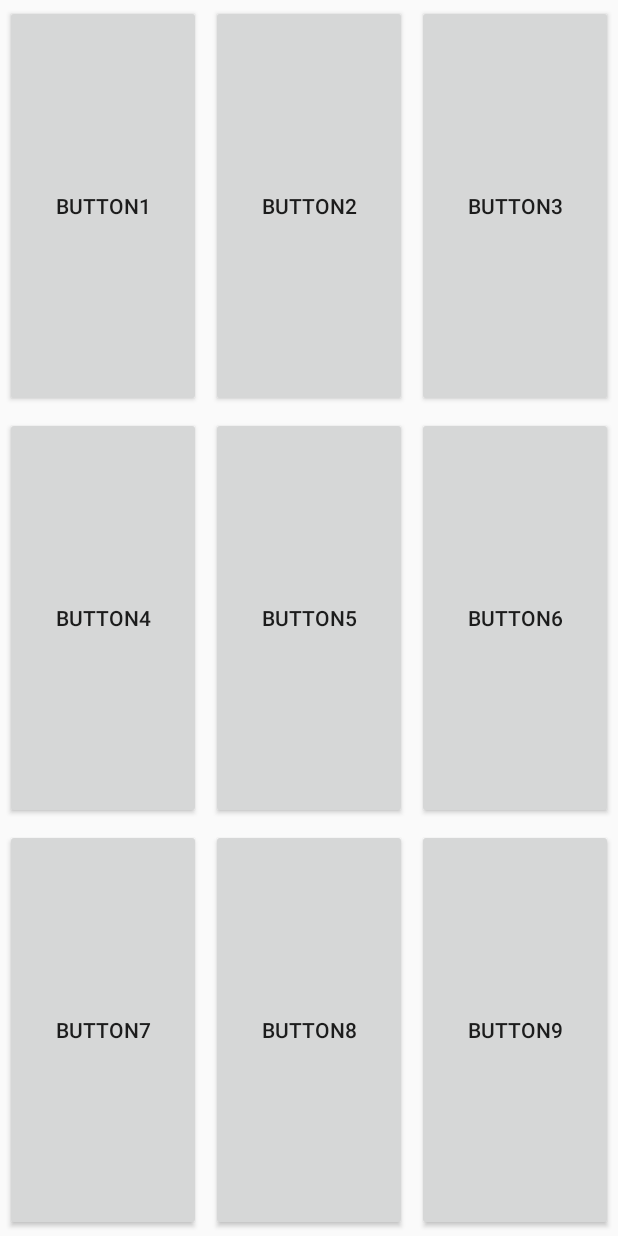
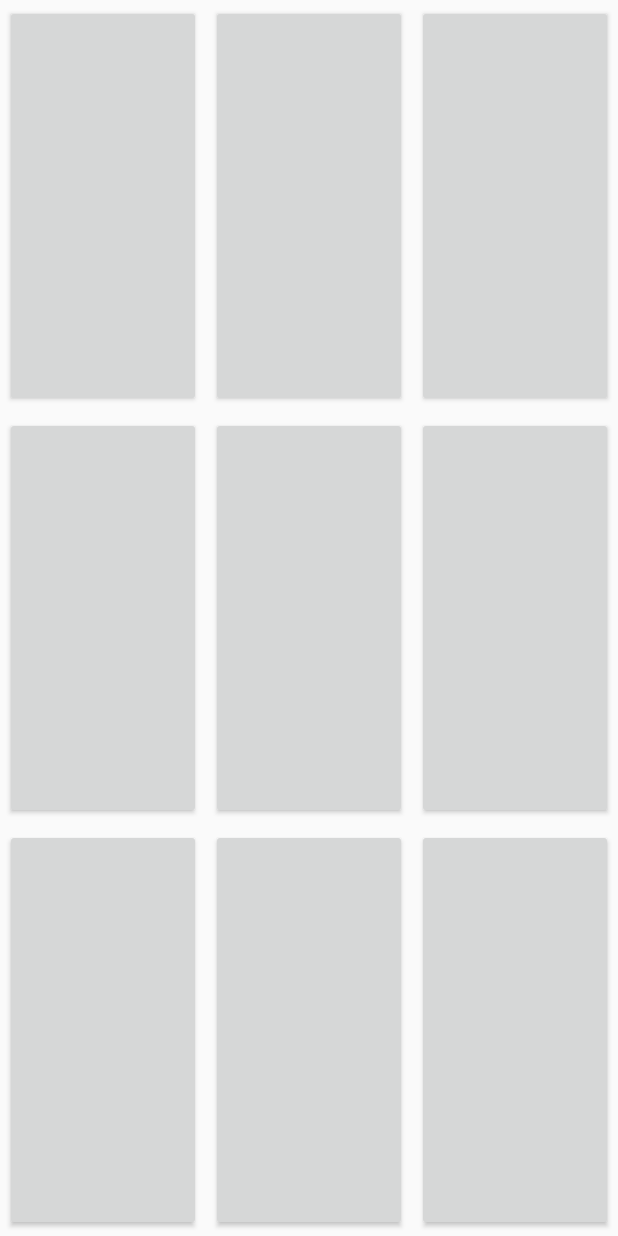
Before and after one commit to lightblue502/PartLinkClient, an Android app: the NumericActivity screen opened directly, with no data from a screen before it, on a phone screen of 412 x 824 dp. Run offline under Robolectric (Android 15) with nearby library versions, the phone set to English and light mode, and no system bars; plain views replace FButton; 6 statements that could not run were skipped.

Commit message:
[Numeric Update] numeric have function ready

```diff
--- a/app/src/main/java/cnr/partlinkclient/NumericActivity.java
+++ b/app/src/main/java/cnr/partlinkclient/NumericActivity.java
@@ -31,6 +31,7 @@ public class NumericActivity extends GameActivity {
         setContentView(R.layout.activity_numeric);
         super.initialServiceBinding();
         btns = generateButton();
+        resetTextButton();
 
 //        if(Build.VERSION.SDK_INT >= Build.VERSION_CODES.KITKAT){
 //            WebView.setWebContentsDebuggingEnabled(true);
@@ -81,6 +82,13 @@ public class NumericActivity extends GameActivity {
             });
         }
     }
+
+    private  void resetTextButton(){
+        Log.d("DEBUG_resetTextButton", "can i reset?");
+        for (Button btn :btns){
+            btn.setText("");
+        }
+    }
     @Override
     public void onGameEvent(String event, String[] params) {
         if(event.equals("numeric_question")){
@@ -89,18 +97,21 @@ public class NumericActivity extends GameActivity {
 //            Log.d(Utils.TAG, "params" + params[0]);
         }else if(event.equals("numeric_change")){
             isAnswering = false;
-            ready();
+            again();
+        }else if(event.equals("numeric_ready")){
+            Vibrator v = (Vibrator) getSystemService(Context.VIBRATOR_SERVICE);
+            v.vibrate(500);
+        }else if(event.equals("numeric_newRound")){
+            resetTextButton();
         }
     }
 
-    public void ready() {
-        Vibrator v = (Vibrator) getSystemService(Context.VIBRATOR_SERVICE);
-        v.vibrate(500);
-        gcs.sendGameEvent("numeric_ready", new String[]{"Ready"});
+    public void again() {
+        gcs.sendGameEvent("numeric_again", new String[]{"again"});
     }
 
     @Override
     protected void onServiceConnected() {
-        ready();
+        again();
     }
 }
--- a/app/src/main/res/layout/activity_main.xml
+++ b/app/src/main/res/layout/activity_main.xml
@@ -22,6 +22,7 @@
         android:layout_width="match_parent"
         android:layout_height="wrap_content"
         android:id="@+id/addressText"
+        android:text="172.30."
         android:layout_alignParentTop="true"
         android:layout_centerHorizontal="true" />
 </RelativeLayout>
--- a/app/src/main/res/layout/activity_numeric.xml
+++ b/app/src/main/res/layout/activity_numeric.xml
@@ -5,12 +5,9 @@
     android:layout_width="match_parent"
     android:layout_height="match_parent"
     android:orientation="vertical"
-    android:paddingBottom="@dimen/activity_vertical_margin"
-    android:paddingLeft="@dimen/activity_horizontal_margin"
-    android:paddingRight="@dimen/activity_horizontal_margin"
-    android:paddingTop="@dimen/activity_vertical_margin"
     android:weightSum="3"
     tools:context="cnr.partlinkclient.NumericActivity">
+
 
 
     <LinearLayout
--- a/app/src/main/res/values/dimens.xml
+++ b/app/src/main/res/values/dimens.xml
@@ -1,5 +1,5 @@
 <resources>
     <!-- Default screen margins, per the Android Design guidelines. -->
-    <dimen name="activity_horizontal_margin">0dp</dimen>
-    <dimen name="activity_vertical_margin">0dp</dimen>
+    <dimen name="activity_horizontal_margin">16dp</dimen>
+    <dimen name="activity_vertical_margin">16dp</dimen>
 </resources>
```
